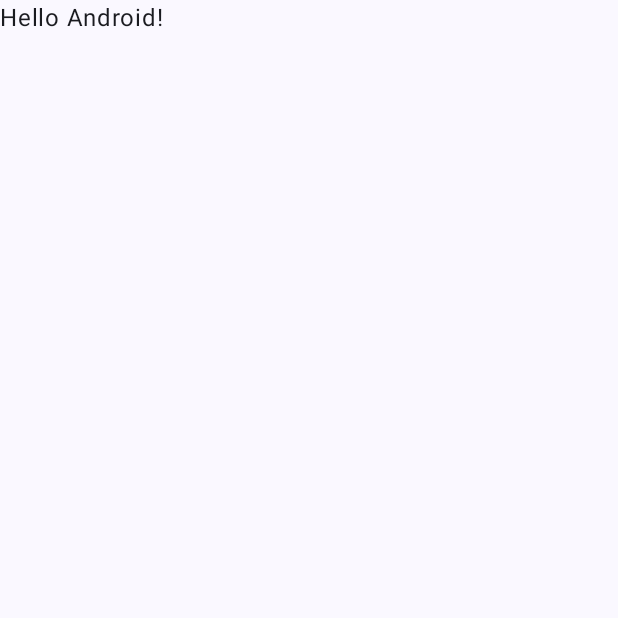
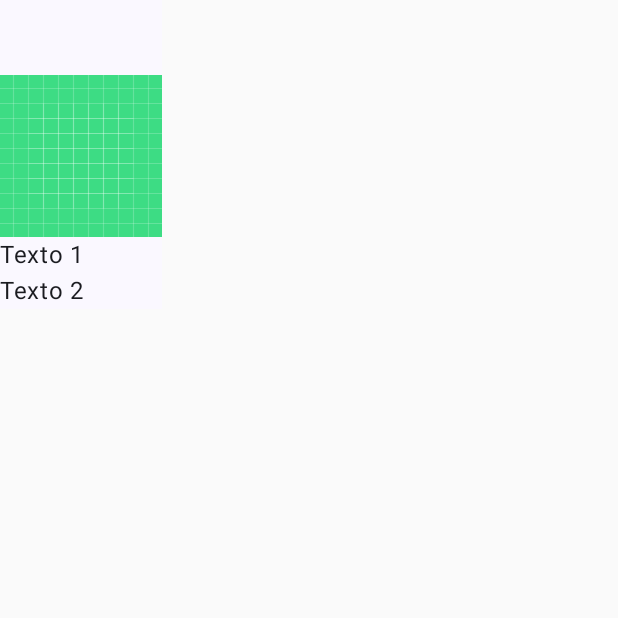
Before and after one commit to matheusfinamor1/JetpackCompose_CriandoUmAppAndroid, an Android app built with Jetpack Compose: the screen it shows after launch (MainActivity), on a phone screen of 412 x 824 dp, the top half of it. Before the commit the part shown is almost empty. Run offline under Robolectric (Android 15) with nearby library versions, the phone set to English and light mode, and no system bars.

Commit message:
Criando os primeiros componentes

```diff
--- a/app/build.gradle
+++ b/app/build.gradle
@@ -48,10 +48,10 @@ android {
 
 dependencies {
 
-    implementation 'androidx.core:core-ktx:1.8.0'
+    implementation 'androidx.core:core-ktx:1.10.1'
     implementation platform('org.jetbrains.kotlin:kotlin-bom:1.8.0')
-    implementation 'androidx.lifecycle:lifecycle-runtime-ktx:2.3.1'
-    implementation 'androidx.activity:activity-compose:1.5.1'
+    implementation 'androidx.lifecycle:lifecycle-runtime-ktx:2.6.1'
+    implementation 'androidx.activity:activity-compose:1.7.2'
     implementation platform('androidx.compose:compose-bom:2022.10.00')
     implementation 'androidx.compose.ui:ui'
     implementation 'androidx.compose.ui:ui-graphics'
--- a/app/src/main/java/com/example/jetpackcompose_criandoumappandroid/MainActivity.kt
+++ b/app/src/main/java/com/example/jetpackcompose_criandoumappandroid/MainActivity.kt
@@ -3,13 +3,18 @@ package com.example.jetpackcompose_criandoumappandroid
 import android.os.Bundle
 import androidx.activity.ComponentActivity
 import androidx.activity.compose.setContent
-import androidx.compose.foundation.layout.fillMaxSize
-import androidx.compose.material3.MaterialTheme
+import androidx.compose.foundation.Image
+import androidx.compose.foundation.layout.Box
+import androidx.compose.foundation.layout.Column
+import androidx.compose.foundation.layout.height
+import androidx.compose.foundation.layout.width
 import androidx.compose.material3.Surface
 import androidx.compose.material3.Text
 import androidx.compose.runtime.Composable
 import androidx.compose.ui.Modifier
+import androidx.compose.ui.res.painterResource
 import androidx.compose.ui.tooling.preview.Preview
+import androidx.compose.ui.unit.dp
 import com.example.jetpackcompose_criandoumappandroid.ui.theme.JetpackCompose_CriandoUmAppAndroidTheme
 
 class MainActivity : ComponentActivity() {
@@ -17,30 +22,28 @@ class MainActivity : ComponentActivity() {
         super.onCreate(savedInstanceState)
         setContent {
             JetpackCompose_CriandoUmAppAndroidTheme {
-                // A surface container using the 'background' color from the theme
-                Surface(
-                    modifier = Modifier.fillMaxSize(),
-                    color = MaterialTheme.colorScheme.background
-                ) {
-                    Greeting("Android")
+                Surface {
+                    ProductItem()
                 }
             }
         }
     }
 }
 
-@Composable
-fun Greeting(name: String, modifier: Modifier = Modifier) {
-    Text(
-        text = "Hello $name!",
-        modifier = modifier
-    )
-}
-
 @Preview(showBackground = true)
 @Composable
-fun GreetingPreview() {
-    JetpackCompose_CriandoUmAppAndroidTheme {
-        Greeting("Android")
+fun ProductItem() {
+    Column {
+        Box(
+            modifier = Modifier
+                .height(50.dp)
+                .width(50.dp)
+        )
+        Image(
+            painter = painterResource(id = R.drawable.ic_launcher_background),
+            contentDescription = "Imagem do produto"
+        )
+        Text(text = "Texto 1")
+        Text(text = "Texto 2")
     }
 }
```
Also changed, not shown: app/src/main/java/com/example/jetpackcompose_criandoumappandroid/ui/components/TestComponents.kt (added, +148 -0 lines).
